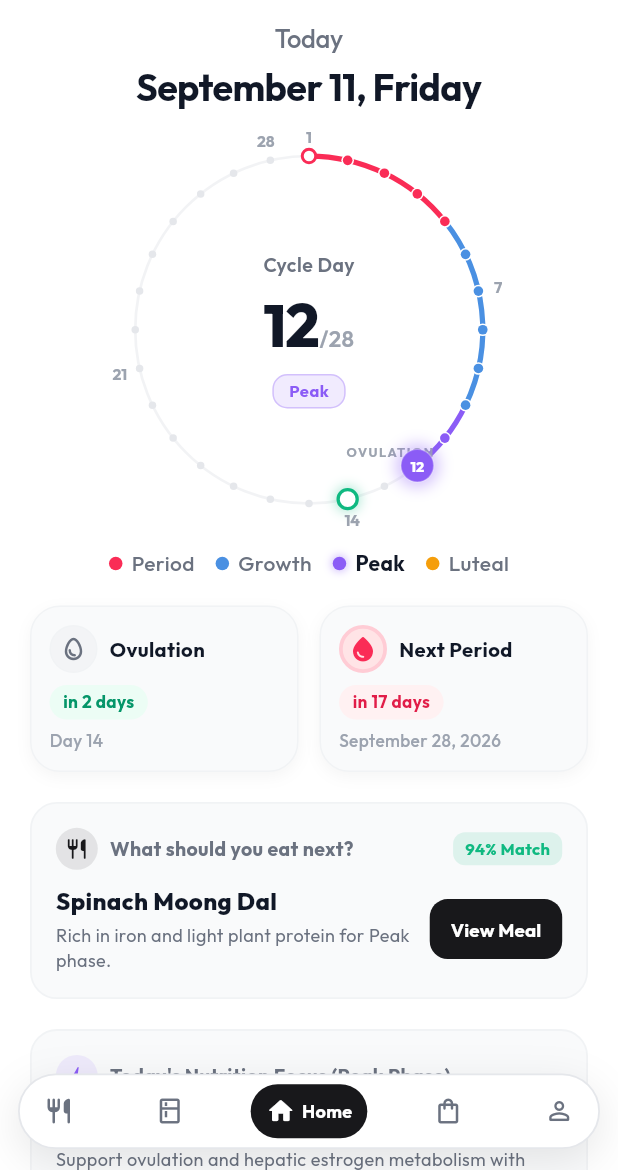
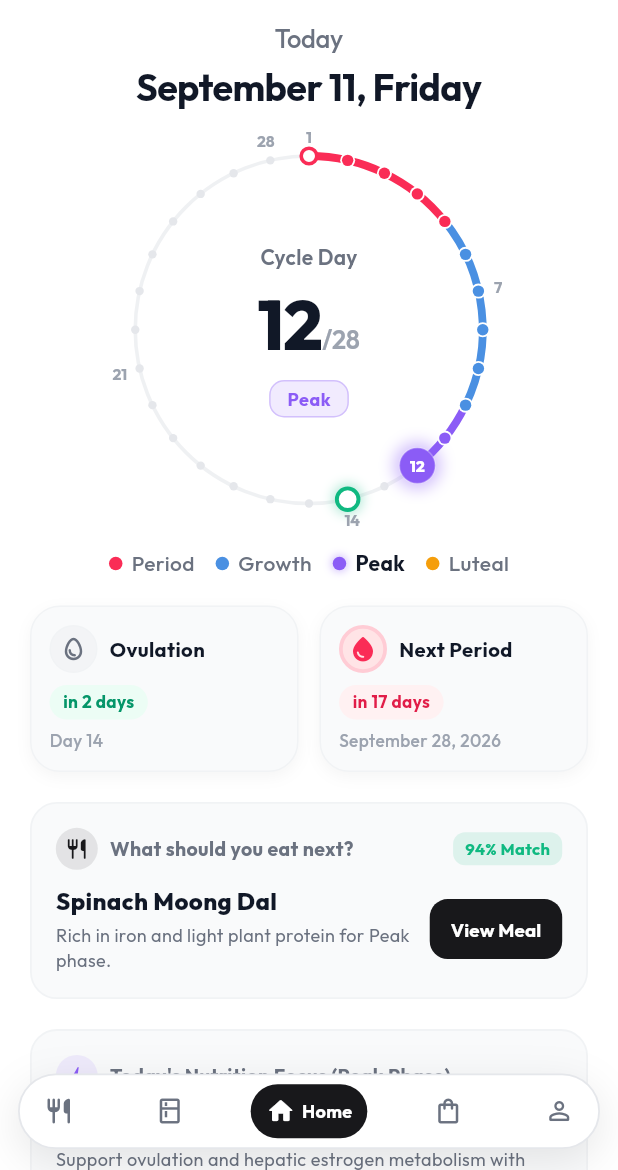
Before and after one commit to vishnunandan555/RituRasa, a Flutter app: the screen it shows after launch, on a phone screen of 412 x 824 dp, the part 66-1236 px from its top. Run offline on Flutter 3.47's test engine with Material 3 defaults, Android fonts, the light colour scheme and no system bars; drawn by our look-alikes of flutter_animate, google_nav_bar; our stand-ins replace dio, equatable, flutter_riverpod, google_fonts, sqflite, sqflite_common_ffi; accounts and stored records are empty.

Commit message:
style(home): remove OVULATION label, thicken circular line, and enlarge dial center typography

```diff
--- a/lib/core/theme/riturasa_theme.dart
+++ b/lib/core/theme/riturasa_theme.dart
@@ -238,21 +238,22 @@ class RituRasaThemeExtension extends ThemeExtension<RituRasaThemeExtension> {
         letterSpacing: -0.4,
       ),
       cycleDayLabelStyle: GoogleFonts.outfit(
-        fontSize: 12.5,
+        fontSize: 13.5,
         fontWeight: FontWeight.w600,
         color: const Color(0xFF6B7280),
-        letterSpacing: 0.3,
+        letterSpacing: 0.2,
       ),
       cycleDayLargeStyle: GoogleFonts.outfit(
-        fontSize: 38,
+        fontSize: 44,
         fontWeight: FontWeight.w800,
         color: const Color(0xFF111827),
         letterSpacing: -0.8,
       ),
       cycleDayTotalStyle: GoogleFonts.outfit(
-        fontSize: 14,
+        fontSize: 16,
         fontWeight: FontWeight.w600,
         color: const Color(0xFF9CA3AF),
+        letterSpacing: -0.2,
       ),
       cyclePhaseLabelStyle: GoogleFonts.outfit(
         fontSize: 12,
--- a/lib/presentation/home/widgets/cycle_wheel.dart
+++ b/lib/presentation/home/widgets/cycle_wheel.dart
@@ -217,7 +217,7 @@ class _CycleWheelState extends State<CycleWheel> with TickerProviderStateMixin {
                   const SizedBox(height: 4),
                   // Active 4-Cycle Phase Pill Badge (Period, Growth, Peak, Luteal)
                   Container(
-                    padding: const EdgeInsets.symmetric(horizontal: 10, vertical: 2.5),
+                    padding: const EdgeInsets.symmetric(horizontal: 11, vertical: 3),
                     decoration: BoxDecoration(
                       color: _getPhaseColor(widget.currentPhaseName, theme).withValues(alpha: 0.12),
                       borderRadius: BorderRadius.circular(10),
@@ -229,7 +229,7 @@ class _CycleWheelState extends State<CycleWheel> with TickerProviderStateMixin {
                     child: Text(
                       widget.currentPhaseName,
                       style: GoogleFonts.outfit(
-                        fontSize: 11,
+                        fontSize: 12,
                         fontWeight: FontWeight.w700,
                         color: _getPhaseColor(widget.currentPhaseName, theme),
                         letterSpacing: 0.4,
```
Also changed, not shown: lib/presentation/home/widgets/cycle_wheel_painter.dart (+16 -50 lines).
